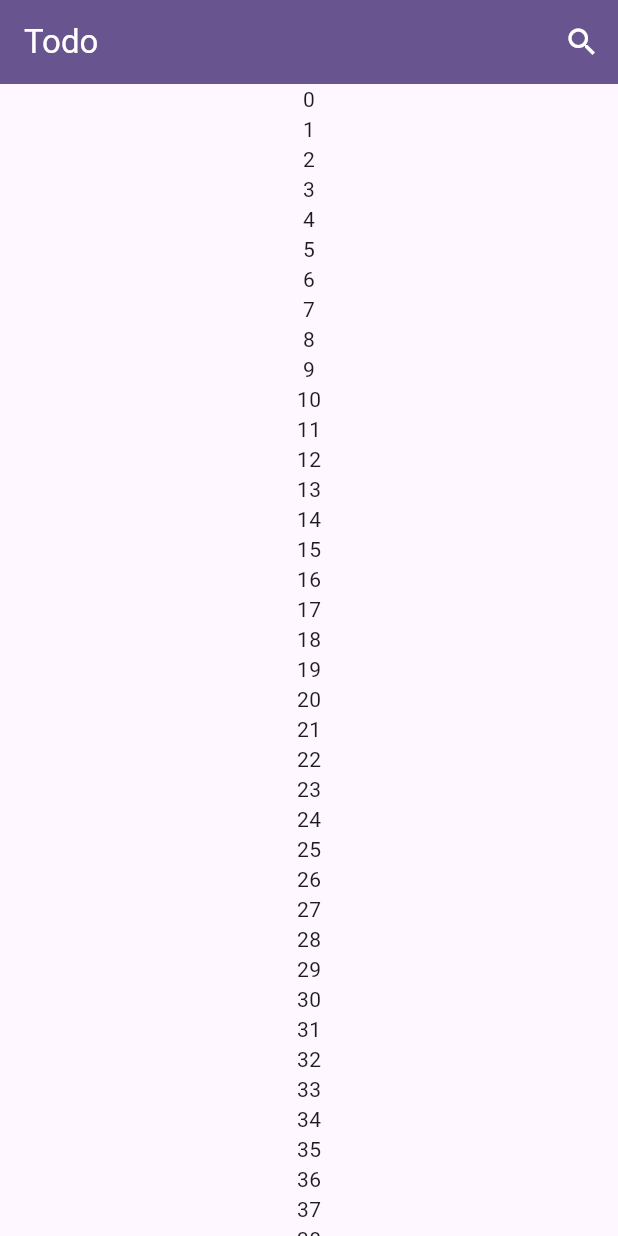
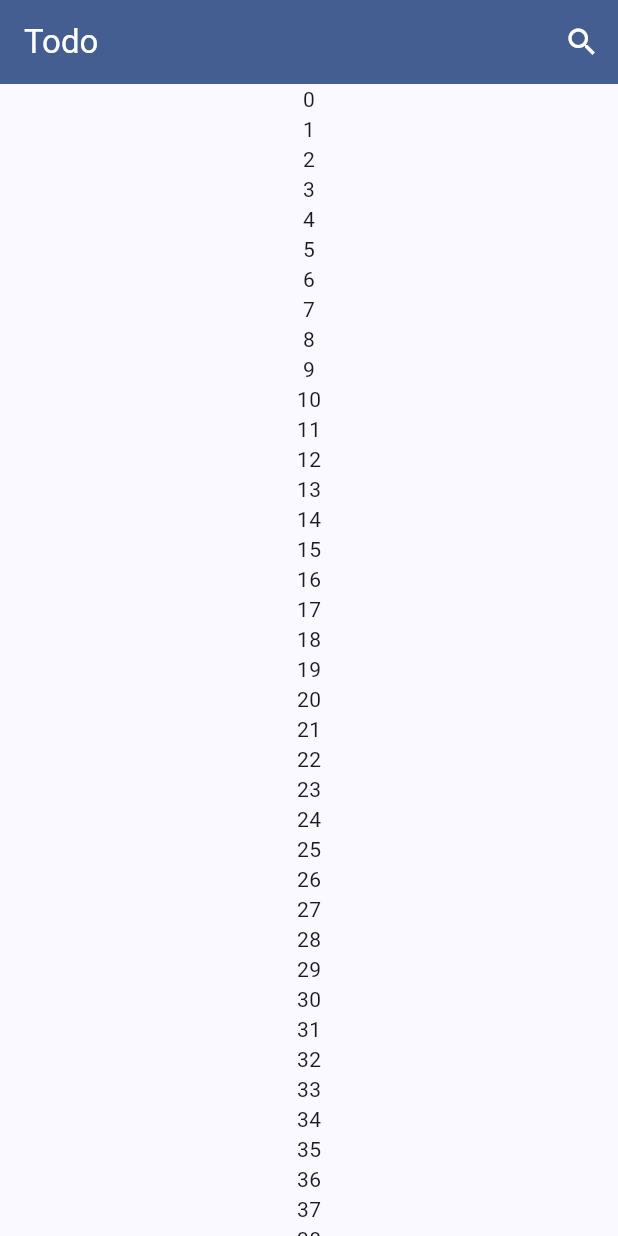
Before and after one commit to srideep-banerjee/Todo-Flutter, a Flutter app: the screen it shows after launch, on a phone screen of 412 x 824 dp. Run offline on Flutter 3.47's test engine with Material 3 defaults, Android fonts, the phone set to English and light mode, and no system bars.

Commit message:
Updated primary color and title

```diff
--- a/lib/main.dart
+++ b/lib/main.dart
@@ -12,9 +12,9 @@ class MyApp extends StatelessWidget {
   @override
   Widget build(BuildContext context) {
     return MaterialApp(
-      title: 'Flutter Demo',
+      title: 'Todo',
       theme: ThemeData(
-        colorScheme: ColorScheme.fromSeed(seedColor: Colors.deepPurple),
+        colorScheme: ColorScheme.fromSeed(seedColor: Colors.blueAccent),
         useMaterial3: true,
       ),
       home: const MainScreen(),
```
